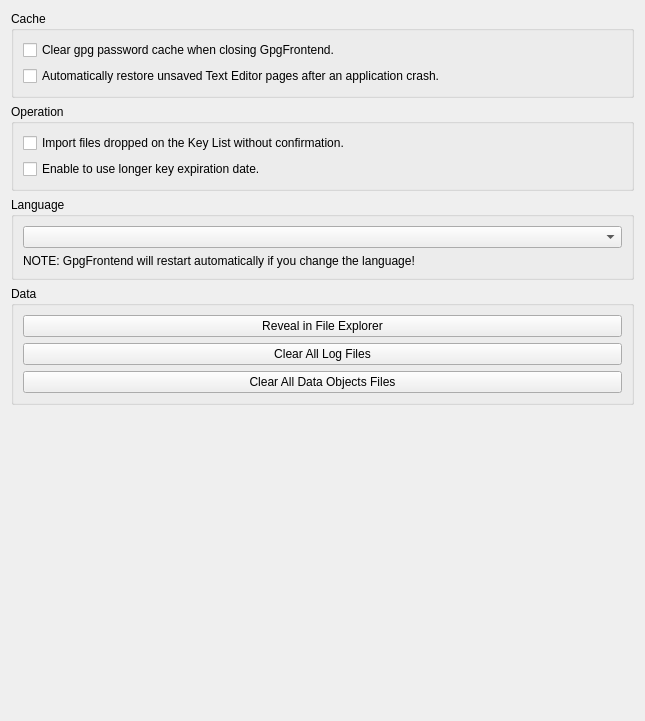
This is ui/GeneralSettings.ui in saturneric/GpgFrontend as Qt 5 draws it before an edit. The edited form follows.
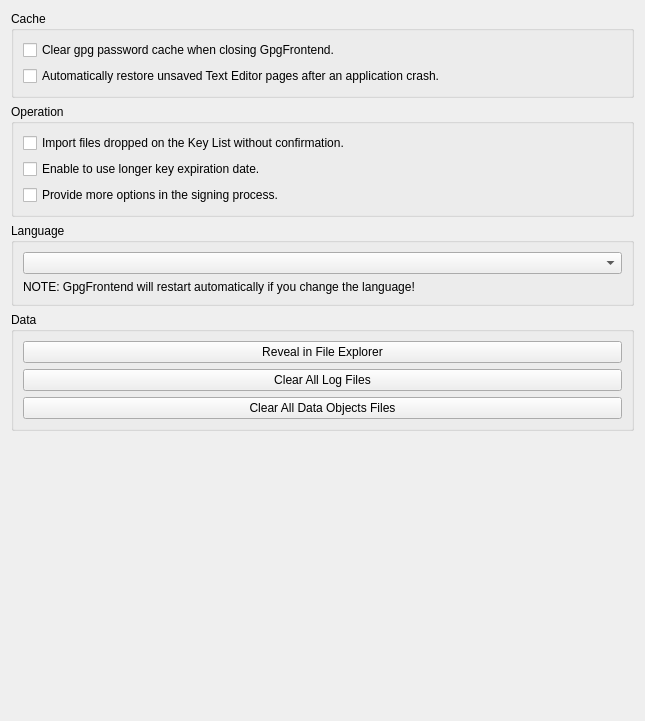
This is the edited form.

```diff
--- a/ui/GeneralSettings.ui
+++ b/ui/GeneralSettings.ui
@@ -65,6 +65,13 @@
             </property>
            </widget>
           </item>
+          <item>
+           <widget class="QCheckBox" name="moreSigningOptionsCheckBox">
+            <property name="text">
+             <string>Provide more options in the signing process.</string>
+            </property>
+           </widget>
+          </item>
          </layout>
         </item>
        </layout>
```
